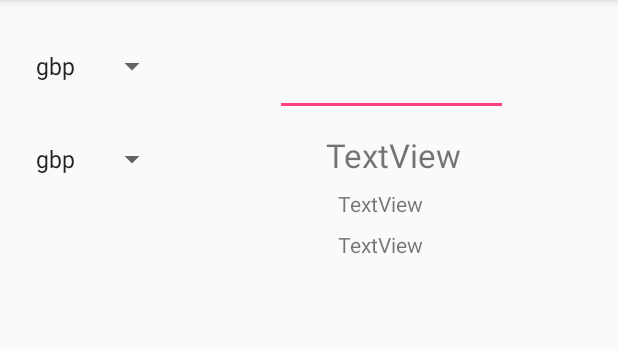
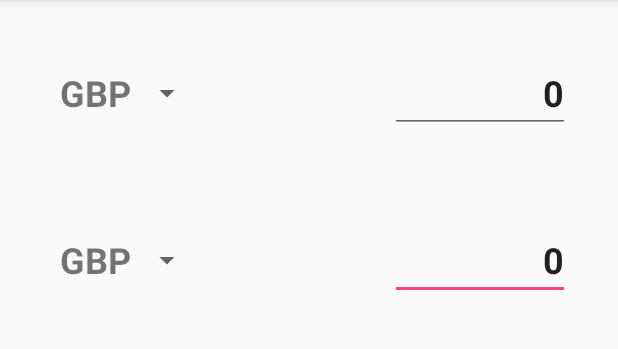
Before and after one commit to jbarat/clean_exchange, an Android app: the screen it shows after launch (MainActivity), on a phone screen of 412 x 824 dp, the part 84-433 px from its top. Run offline under Robolectric (Android 15) with nearby library versions, the phone set to English and light mode, and no system bars; our stand-ins replace Dagger/Hilt's generated code, RxJava; libraries missing offline, so code that uses them is left out: com.jakewharton.rxbinding2; 6 statements that could not run were skipped.

Commit message:
Updated the ui to look good Made the target input field changeable too

```diff
--- a/domain/src/main/java/barat/jozsef/domain/rates/RatesConstants.java
+++ b/domain/src/main/java/barat/jozsef/domain/rates/RatesConstants.java
@@ -21,4 +21,10 @@ public class RatesConstants {
             UNITED_STATES_DOLLAR,
             EURO
     );
+
+    public static List<String> supportedCurrencyCodes = Arrays.asList(
+            BRITISH_POUND.getCurrencyCode(),
+            UNITED_STATES_DOLLAR.getCurrencyCode(),
+            EURO.getCurrencyCode()
+    );
 }
--- a/presentation/src/main/java/barat/jozsef/revolutexchange/presentation/view/MainActivity.java
+++ b/presentation/src/main/java/barat/jozsef/revolutexchange/presentation/view/MainActivity.java
@@ -2,10 +2,12 @@ package barat.jozsef.revolutexchange.presentation.view;
 
 import android.os.Bundle;
 import android.support.v7.app.AppCompatActivity;
+import android.widget.ArrayAdapter;
 import android.widget.EditText;
 import android.widget.Spinner;
 import android.widget.TextView;
 
+import com.jakewharton.rxbinding2.view.RxView;
 import com.jakewharton.rxbinding2.widget.RxAdapterView;
 import com.jakewharton.rxbinding2.widget.RxTextView;
 
@@ -21,6 +23,8 @@ import barat.jozsef.revolutexchange.presentation.application.ExchangeApplication
 import barat.jozsef.revolutexchange.presentation.util.DoubleUtil;
 import io.reactivex.observables.ConnectableObservable;
 
+import static barat.jozsef.domain.rates.RatesConstants.supportedCurrencies;
+
 public class MainActivity extends AppCompatActivity implements MainView {
 
     @Inject MainPresenter mainPresenter;
@@ -29,59 +33,26 @@ public class MainActivity extends AppCompatActivity implements MainView {
 
     private Spinner baseSpinner;
     private Spinner targetSpinner;
-    private TextView rateTextView;
-    private TextView lastUpdatedTextView;
-    private TextView outputTextView;
-    private EditText inputEditText;
+    private TextView rateText;
+    private TextView lastUpdatedText;
+    private TextView targetInputEditText;
+    private EditText baseInputEditText;
 
     @Override
     protected void onCreate(Bundle savedInstanceState) {
         super.onCreate(savedInstanceState);
-        setContentView(R.layout.activity_main);
+        setContentView(R.layout.main_container);
 
         ((ExchangeApplication) getApplication()).getApplicationComponent().inject(this);
 
-        baseSpinner = (Spinner) findViewById(R.id.base);
-        targetSpinner = (Spinner) findViewById(R.id.target);
-        rateTextView = (TextView) findViewById(R.id.rate);
-        lastUpdatedTextView = (TextView) findViewById(R.id.lastUpdated);
-        outputTextView = (TextView) findViewById(R.id.output);
-        inputEditText = (EditText) findViewById(R.id.input);
+        initViews();
     }
 
     @Override
     protected void onResume() {
         super.onResume();
 
-        ConnectableObservable<Currency> baseObservable = RxAdapterView.itemSelections(baseSpinner).map(
-                integer -> {
-                    if (integer == 0) {
-                        return Currency.getInstance("GBP");
-                    } else if (integer == 1) {
-                        return Currency.getInstance("USD");
-                    } else {
-                        return Currency.getInstance("EUR");
-                    }
-                }
-        ).publish();
-
-        ConnectableObservable<Currency> targetObservable = RxAdapterView.itemSelections(targetSpinner).map(
-                integer -> {
-                    if (integer == 0) {
-                        return Currency.getInstance("GBP");
-                    } else if (integer == 1) {
-                        return Currency.getInstance("USD");
-                    } else {
-                        return Currency.getInstance("EUR");
-                    }
-                }
-        ).publish();
-
-        ConnectableObservable<Double> inputObservable = RxTextView.textChanges(inputEditText)
-                .map(DoubleUtil::parseDouble)
-                .publish();
-
-        mainPresenter.attach(baseObservable, targetObservable, inputObservable, this);
+        attachVIewObservables();
     }
 
     @Override
@@ -92,17 +63,60 @@ public class MainActivity extends AppCompatActivity implements MainView {
     }
 
     @Override
-    public void updateRate(double rate) {
-        this.rateTextView.setText(String.valueOf(rate));
+    public void updateRate(double rate, Currency base, Currency target) {
+        this.rateText.setText(String.format(getString(R.string.main_rate),
+                base.getSymbol(), target.getSymbol(), rate));
     }
 
     @Override
     public void updateLastUpdated(long lastUpdated) {
-        this.lastUpdatedTextView.setText(lastUpdateFormat.format(lastUpdated));
+        this.lastUpdatedText.setText(lastUpdateFormat.format(lastUpdated));
     }
 
     @Override
-    public void updateOutput(double output) {
-        this.outputTextView.setText(currencyFormat.format(output));
+    public void updateTargetInput(double output) {
+        this.targetInputEditText.setText(currencyFormat.format(output));
+    }
+
+    @Override
+    public void updateBaseInput(double input) {
+        this.baseInputEditText.setText(currencyFormat.format(input));
+    }
+
+    private void initViews() {
+        baseSpinner = (Spinner) findViewById(R.id.base);
+        targetSpinner = (Spinner) findViewById(R.id.target);
+        rateText = (TextView) findViewById(R.id.rate);
+        lastUpdatedText = (TextView) findViewById(R.id.updated);
+        targetInputEditText = (TextView) findViewById(R.id.target_input);
+        baseInputEditText = (EditText) findViewById(R.id.base_input);
+
+        baseSpinner.setAdapter(new ArrayAdapter<>(this, R.layout.currency_spinner_item, supportedCurrencies));
+
+        targetSpinner.setAdapter(new ArrayAdapter<>(this, R.layout.currency_spinner_item, supportedCurrencies));
+    }
+
+    private void attachVIewObservables() {
+        ConnectableObservable<Currency> baseObservable = RxAdapterView.itemSelections(baseSpinner)
+                .map(supportedCurrencies::get)
+                .publish();
+
+        ConnectableObservable<Currency> targetObservable = RxAdapterView.itemSelections(targetSpinner)
+                .map(supportedCurrencies::get)
+                .publish();
+
+        ConnectableObservable<Double> baseInputObservable = RxTextView.textChanges(baseInputEditText)
+                .map(DoubleUtil::parseDouble)
+                .publish();
+
+        ConnectableObservable<Double> targetInputObservable = RxTextView.textChanges(targetInputEditText)
+                .map(DoubleUtil::parseDouble)
+                .publish();
+
+        ConnectableObservable<Boolean> baseInputFocusObservable = RxView.focusChanges(baseInputEditText)
+                .publish();
+
+        mainPresenter.attach(baseObservable, targetObservable, baseInputObservable, targetInputObservable,
+                baseInputFocusObservable, this);
     }
 }
--- a/presentation/src/main/java/barat/jozsef/revolutexchange/presentation/view/MainPresenter.java
+++ b/presentation/src/main/java/barat/jozsef/revolutexchange/presentation/view/MainPresenter.java
@@ -12,13 +12,13 @@ import javax.inject.Singleton;
 
 import barat.jozsef.domain.rates.Rate;
 import barat.jozsef.domain.rates.RatesUseCase;
-import io.reactivex.Observable;
 import io.reactivex.Scheduler;
 import io.reactivex.disposables.CompositeDisposable;
 import io.reactivex.observables.ConnectableObservable;
 import io.reactivex.subjects.BehaviorSubject;
 
 import static barat.jozsef.domain.rates.RatesConstants.supportedCurrencies;
+import static io.reactivex.Observable.combineLatest;
 
 /**
  * This should be activity scoped not application scoped, but because this app has only one activity
@@ -27,7 +27,7 @@ import static barat.jozsef.domain.rates.RatesConstants.supportedCurrencies;
 @Singleton
 class MainPresenter {
 
-    private final BehaviorSubject<CollectedRates> dataState = BehaviorSubject.createDefault(CollectedRates.EMPTY);
+    private final BehaviorSubject<CollectedRates> latestCombinedRates = BehaviorSubject.createDefault(CollectedRates.EMPTY);
 
     private final RatesUseCase ratesUseCase;
     private final Scheduler scheduler;
@@ -40,75 +40,144 @@ class MainPresenter {
         this.scheduler = scheduler;
     }
 
-    void attach(ConnectableObservable<Currency> baseObservable,
-                ConnectableObservable<Currency> targetObservable,
-                ConnectableObservable<Double> input,
+    void attach(ConnectableObservable<Currency> base,
+                ConnectableObservable<Currency> target,
+                ConnectableObservable<Double> baseInput,
+                ConnectableObservable<Double> targetInput,
+                ConnectableObservable<Boolean> inputFocus,
                 MainView mainView) {
         compositeDisposable = new CompositeDisposable();
 
-        compositeDisposable.add(Observable.combineLatest(baseObservable, targetObservable, input, dataState, ViewState::new)
+        compositeDisposable.add(combineLatest(base, target, baseInput, targetInput, inputFocus,
+                    latestCombinedRates, CombinedState::new)
+                .distinct()
                 .observeOn(scheduler)
-                .subscribe(viewState -> updateView(mainView, viewState))
+                .subscribe(combinedState -> updateView(mainView, combinedState))
         );
 
         compositeDisposable.add(ratesUseCase.getLatestRate()
-                .zipWith(dataState, (ratesEntity, collectedRates) -> {
+                .zipWith(latestCombinedRates, (ratesEntity, collectedRates) -> {
                     collectedRates.currencies.put(ratesEntity.getBase(), ratesEntity);
                     return collectedRates;
                 })
-                .subscribe(dataState::onNext));
+                .subscribe(latestCombinedRates::onNext));
 
 
-        compositeDisposable.add(baseObservable
+        compositeDisposable.add(base
                 .subscribe(ratesUseCase::startPollingRate));
 
-        baseObservable.connect();
-        targetObservable.connect();
-        input.connect();
+        base.connect();
+        target.connect();
+        baseInput.connect();
+        targetInput.connect();
+        inputFocus.connect();
     }
 
     void deAttach() {
         compositeDisposable.dispose();
     }
 
-    private void updateView(MainView mainView, ViewState viewState) {
-        double rate = viewState.latestRates.currencies.get(viewState.base).getRates().getOrDefault(viewState.target, 0.0);
-        mainView.updateRate(rate);
-        mainView.updateLastUpdated(viewState.latestRates.currencies.get(viewState.base).getTimestamp());
-        mainView.updateOutput(viewState.inputNumber * rate);
+    private void updateView(MainView view, CombinedState combinedState) {
+        CollectedRates latestRates = combinedState.latestRates;
+        double rate = latestRates.currencies.get(combinedState.base).getRates().getOrDefault(combinedState.target, 0.0);
+
+        updateInfoViews(view, combinedState, latestRates, rate);
+        updateInputFields(view, combinedState, rate);
+    }
+
+    private void updateInputFields(MainView view, CombinedState combinedState, double rate) {
+        if (combinedState.target == combinedState.base) {
+            return;
+        }
+
+        if (combinedState.inputHasFocus) {
+            view.updateTargetInput(combinedState.input * rate);
+        } else {
+            view.updateBaseInput(combinedState.output / rate);
+        }
+    }
+
+    private void updateInfoViews(MainView view, CombinedState combinedState, CollectedRates latestRates, double rate) {
+        view.updateRate(rate, combinedState.base, combinedState.target);
+        view.updateLastUpdated(latestRates.currencies.get(combinedState.base).getTimestamp());
     }
 
     private static class CollectedRates {
+        /*This object has a rate for every currency combination. It's 0. */
         static final CollectedRates EMPTY = new CollectedRates();
 
         static {
             for (Currency currency : supportedCurrencies) {
-                Map<Currency, Double> currencyRate = new HashMap<>();
-                for (Currency ra : supportedCurrencies) {
-                    if (ra != currency) {
-                        currencyRate.put(ra, 0.0);
-                    }
+                EMPTY.currencies.put(currency, new Rate(currency, buildEmptyCurrencyMap(currency), 0));
+            }
+        }
+
+        private static Map<Currency, Double> buildEmptyCurrencyMap(Currency currency) {
+            Map<Currency, Double> currencyRate = new HashMap<>();
+            for (Currency otherCurrency : supportedCurrencies) {
+                if (otherCurrency != currency) {
+                    currencyRate.put(otherCurrency, 0.0);
                 }
-
-                EMPTY.currencies.put(currency, new Rate(currency, currencyRate, 0));
             }
+            return currencyRate;
         }
 
         Map<Currency, Rate> currencies = new HashMap<>();
     }
 
-    private static class ViewState {
+    private static class CombinedState {
         private final Currency base;
         private final Currency target;
-        private final double inputNumber;
+        private final double input;
+        private final double output;
+        private final boolean inputHasFocus;
         private final CollectedRates latestRates;
 
-        ViewState(Currency base, Currency target, double inputNumber, CollectedRates latestRates) {
-            Log.d("cat", "ViewState() called with: base = [" + base + "], target = [" + target + "], inputNumber = [" + inputNumber + "], latestRates = [" + latestRates + "]");
+        CombinedState(Currency base, Currency target, double input, double output,
+                      boolean inputHasFocus, CollectedRates latestRates) {
             this.base = base;
             this.target = target;
-            this.inputNumber = inputNumber;
+            this.input = input;
+            this.output = output;
+            this.inputHasFocus = inputHasFocus;
             this.latestRates = latestRates;
+        }
+
+        /**
+         * Generated
+         */
+        @Override
+        public boolean equals(Object o) {
+            if (this == o) return true;
+            if (o == null || getClass() != o.getClass()) return false;
+
+            CombinedState combinedState = (CombinedState) o;
+
+            if (Double.compare(combinedState.input, input) != 0) return false;
+            if (Double.compare(combinedState.output, output) != 0) return false;
+            if (inputHasFocus != combinedState.inputHasFocus) return false;
+            if (!base.equals(combinedState.base)) return false;
+            if (!target.equals(combinedState.target)) return false;
+            return latestRates.equals(combinedState.latestRates);
+
+        }
+
+        /**
+         * Generated
+         */
+        @Override
+        public int hashCode() {
+            int result;
+            long temp;
+            result = base.hashCode();
+            result = 31 * result + target.hashCode();
+            temp = Double.doubleToLongBits(input);
+            result = 31 * result + (int) (temp ^ (temp >>> 32));
+            temp = Double.doubleToLongBits(output);
+            result = 31 * result + (int) (temp ^ (temp >>> 32));
+            result = 31 * result + (inputHasFocus ? 1 : 0);
+            result = 31 * result + latestRates.hashCode();
+            return result;
         }
     }
 }
--- a/presentation/src/main/java/barat/jozsef/revolutexchange/presentation/view/MainView.java
+++ b/presentation/src/main/java/barat/jozsef/revolutexchange/presentation/view/MainView.java
@@ -1,9 +1,13 @@
 package barat.jozsef.revolutexchange.presentation.view;
 
+import java.util.Currency;
+
 interface MainView {
-    void updateRate(double rate);
+    void updateRate(double rate, Currency base, Currency target);
 
     void updateLastUpdated(long lastUpdated);
 
-    void updateOutput(double output);
+    void updateTargetInput(double output);
+
+    void updateBaseInput(double input);
 }
--- a/presentation/src/main/res/layout/activity_main.xml
+++ /dev/null
@@ -1,77 +0,0 @@
-<?xml version="1.0" encoding="utf-8"?>
-<android.support.constraint.ConstraintLayout
-    xmlns:android="http://schemas.android.com/apk/res/android"
-    xmlns:app="http://schemas.android.com/apk/res-auto"
-    xmlns:tools="http://schemas.android.com/tools"
-    android:layout_width="match_parent"
-    android:layout_height="match_parent"
-    tools:context="barat.jozsef.revolutexchange.presentation.view.MainActivity">
-
-    <Spinner
-        android:id="@+id/base"
-        android:layout_width="wrap_content"
-        android:layout_height="wrap_content"
-        android:layout_marginLeft="16dp"
-        android:layout_marginTop="32dp"
-        android:entries="@array/supported_currencies"
-        app:layout_constraintLeft_toLeftOf="parent"
-        app:layout_constraintTop_toTopOf="parent" />
-
-    <Spinner
-        android:id="@+id/target"
-        android:layout_width="wrap_content"
-        android:layout_height="wrap_content"
-        android:layout_marginLeft="0dp"
-        android:layout_marginTop="94dp"
-        android:entries="@array/supported_currencies"
-        app:layout_constraintTop_toTopOf="parent"
-        app:layout_constraintLeft_toLeftOf="@+id/base" />
-
-    <TextView
-        android:id="@+id/output"
-        android:layout_width="wrap_content"
-        android:layout_height="wrap_content"
-        android:textSize="22sp"
-        android:layout_marginLeft="8dp"
-        android:layout_marginRight="8dp"
-        android:text="TextView"
-        app:layout_constraintLeft_toRightOf="@+id/target"
-        app:layout_constraintRight_toRightOf="parent"
-        app:layout_constraintHorizontal_bias="0.502"
-        app:layout_constraintBaseline_toBaselineOf="@+id/target" />
-
-    <EditText
-        android:id="@+id/input"
-        android:layout_width="155dp"
-        android:layout_height="wrap_content"
-        android:layout_marginLeft="8dp"
-        android:layout_marginRight="8dp"
-        android:layout_marginTop="32dp"
-        android:ems="10"
-        android:inputType="number"
-        app:layout_constraintHorizontal_bias="0.49"
-        app:layout_constraintLeft_toRightOf="@+id/base"
-        app:layout_constraintRight_toRightOf="parent"
-        app:layout_constraintTop_toTopOf="parent" />
-
-    <TextView
-        android:id="@+id/rate"
-        android:layout_width="wrap_content"
-        android:layout_height="wrap_content"
-        android:text="TextView"
-        android:layout_marginTop="8dp"
-        app:layout_constraintTop_toBottomOf="@+id/output"
-        android:layout_marginLeft="8dp"
-        app:layout_constraintLeft_toLeftOf="@+id/output" />
-
-    <TextView
-        android:id="@+id/lastUpdated"
-        android:layout_width="wrap_content"
-        android:layout_height="wrap_content"
-        android:layout_marginLeft="0dp"
-        android:layout_marginTop="8dp"
-        android:text="TextView"
-        app:layout_constraintLeft_toLeftOf="@+id/rate"
-        app:layout_constraintTop_toBottomOf="@+id/rate" />
-
-</android.support.constraint.ConstraintLayout>
--- /dev/null
+++ b/presentation/src/main/res/layout/currency_spinner_item.xml
@@ -0,0 +1,6 @@
+<?xml version="1.0" encoding="utf-8"?>
+<TextView
+    xmlns:android="http://schemas.android.com/apk/res/android"
+    style="@style/CurrencySpinner"
+    android:layout_width="match_parent"
+    android:layout_height="wrap_content"/>
--- /dev/null
+++ b/presentation/src/main/res/layout/main_container.xml
@@ -0,0 +1,80 @@
+<?xml version="1.0" encoding="utf-8"?>
+<android.support.constraint.ConstraintLayout
+    xmlns:android="http://schemas.android.com/apk/res/android"
+    xmlns:app="http://schemas.android.com/apk/res-auto"
+    xmlns:tools="http://schemas.android.com/tools"
+    android:layout_width="match_parent"
+    android:layout_height="match_parent"
+    tools:context="barat.jozsef.revolutexchange.presentation.view.MainActivity">
+
+    <Spinner
+        android:id="@+id/base"
+        style="@style/CurrencySpinner"
+        android:layout_width="wrap_content"
+        android:layout_height="60dp"
+        android:layout_marginLeft="32dp"
+        android:layout_marginTop="32dp"
+        app:layout_constraintLeft_toLeftOf="parent"
+        app:layout_constraintTop_toTopOf="parent"/>
+
+    <Spinner
+        android:id="@+id/target"
+        style="@style/CurrencySpinner"
+        android:layout_width="wrap_content"
+        android:layout_height="60dp"
+        android:layout_marginLeft="0dp"
+        android:layout_marginTop="16dp"
+        app:layout_constraintLeft_toLeftOf="@+id/base"
+        app:layout_constraintTop_toBottomOf="@+id/rate"/>
+
+    <EditText
+        android:id="@+id/target_input"
+        style="@style/CurrencyEditor"
+        android:layout_width="120dp"
+        android:layout_height="wrap_content"
+        android:layout_marginEnd="32dp"
+        android:layout_marginRight="32dp"
+        android:layout_marginStart="8dp"
+        android:inputType="number"
+        android:text="0"
+        app:layout_constraintBaseline_toBaselineOf="@+id/target"
+        app:layout_constraintRight_toRightOf="parent"
+        tools:text="320.0"/>
+
+    <EditText
+        android:id="@+id/base_input"
+        style="@style/CurrencyEditor"
+        android:layout_width="120dp"
+        android:layout_height="0dp"
+        android:layout_marginEnd="32dp"
+        android:layout_marginStart="8dp"
+        android:inputType="number"
+        android:text="0"
+        app:layout_constraintBaseline_toBaselineOf="@+id/base"
+        app:layout_constraintRight_toRightOf="parent"
+        tools:text="320.0"/>
+
+    <TextView
+        android:id="@+id/rate"
+        android:layout_width="wrap_content"
+        android:layout_height="wrap_content"
+        android:layout_marginLeft="8dp"
+        android:layout_marginRight="8dp"
+        android:layout_marginStart="8dp"
+        android:layout_marginTop="16dp"
+        app:layout_constraintLeft_toLeftOf="parent"
+        app:layout_constraintRight_toRightOf="parent"
+        app:layout_constraintTop_toBottomOf="@+id/base"
+        tools:text="1£ = 1£"/>
+
+    <TextView
+        android:id="@+id/updated"
+        android:layout_width="wrap_content"
+        android:layout_height="wrap_content"
+        android:layout_marginBottom="8dp"
+        android:layout_marginRight="8dp"
+        app:layout_constraintBottom_toBottomOf="parent"
+        app:layout_constraintRight_toRightOf="parent"
+        tools:text="never"/>
+
+</android.support.constraint.ConstraintLayout>
--- a/presentation/src/main/res/values/arrays.xml
+++ /dev/null
@@ -1,10 +0,0 @@
-<?xml version="1.0" encoding="utf-8"?>
-<resources>
-
-    <string-array name="supported_currencies">
-        <item>gbp</item>
-        <item>usd</item>
-        <item>euro</item>
-    </string-array>
-
-</resources>
--- a/presentation/src/main/res/values/strings.xml
+++ b/presentation/src/main/res/values/strings.xml
@@ -1,3 +1,4 @@
 <resources>
     <string name="app_name">RevolutExchange</string>
+    <string name="main_rate" formatted="false">%s 1 = %s %f</string>
 </resources>
--- a/presentation/src/main/res/values/styles.xml
+++ b/presentation/src/main/res/values/styles.xml
@@ -1,11 +1,22 @@
 <resources>
 
-    <!-- Base application theme. -->
     <style name="AppTheme" parent="Theme.AppCompat.Light.DarkActionBar">
-        <!-- Customize your theme here. -->
         <item name="colorPrimary">@color/colorPrimary</item>
         <item name="colorPrimaryDark">@color/colorPrimaryDark</item>
         <item name="colorAccent">@color/colorAccent</item>
     </style>
 
+    <style name="CurrencySpinner">
+        <item name="android:textSize">24sp</item>
+        <item name="android:padding">4dp</item>
+        <item name="android:textStyle">bold</item>
+        <item name="android:gravity">left</item>
+    </style>
+
+    <style name="CurrencyEditor">
+        <item name="android:textSize">24sp</item>
+        <item name="android:textStyle">bold</item>
+        <item name="android:gravity">right</item>
+    </style>
+
 </resources>
```
Also changed, not shown: 4 other files.
